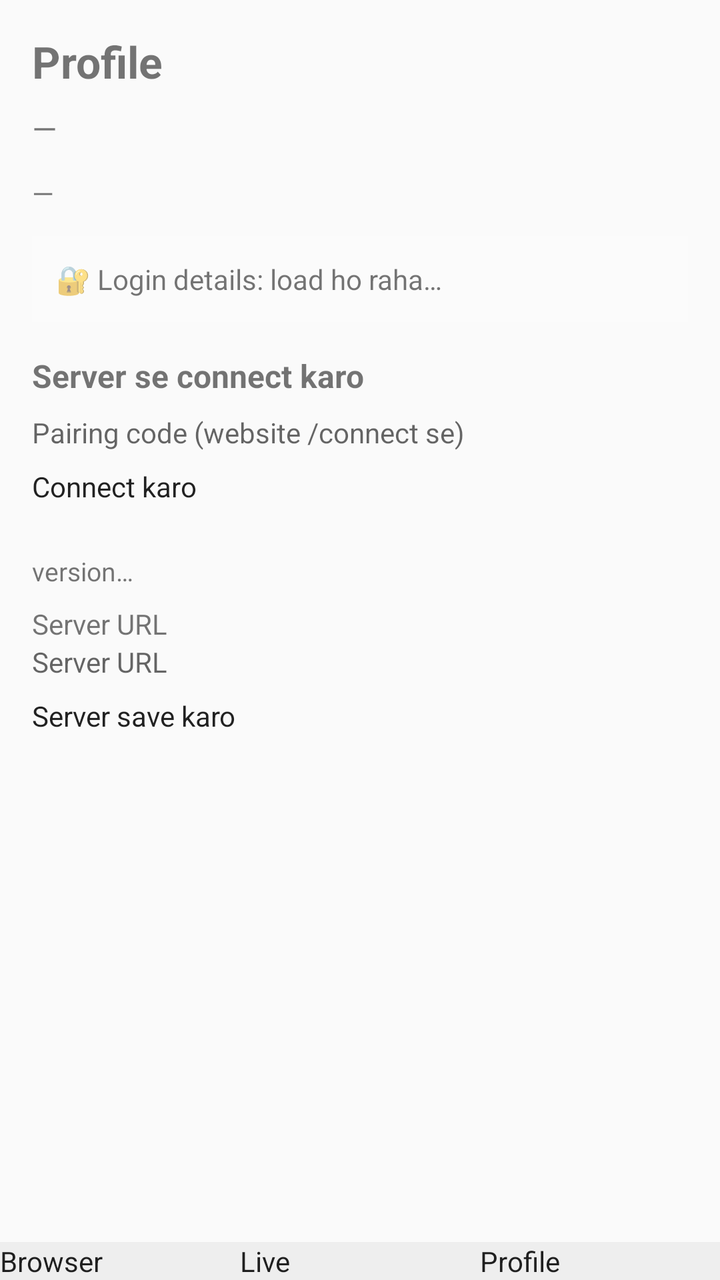
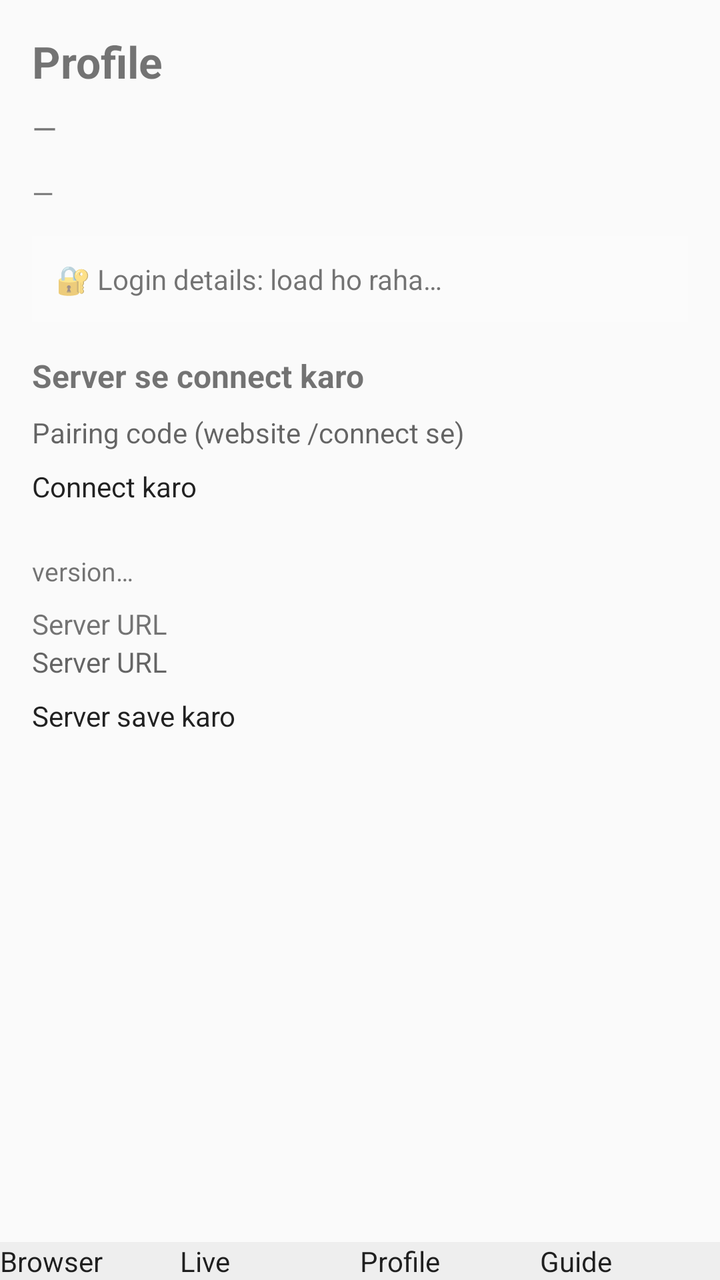

The first picture is an Android layout as it rendered before a commit; the second is the same layout after the commit. The layout source and the unified diff follow.
<!-- AndroidManifest.xml: application theme Theme.WhopClip -->
<!-- res/layout/activity_main.xml -->
<?xml version="1.0" encoding="utf-8"?>
<LinearLayout xmlns:android="http://schemas.android.com/apk/res/android"
    android:layout_width="match_parent"
    android:layout_height="match_parent"
    android:orientation="vertical">

    
    <FrameLayout
        android:layout_width="match_parent"
        android:layout_height="0dp"
        android:layout_weight="1">

        
        <LinearLayout
            android:id="@+id/tabBrowser"
            android:layout_width="match_parent"
            android:layout_height="match_parent"
            android:orientation="vertical"
            android:visibility="gone">

            <LinearLayout
                android:layout_width="match_parent"
                android:layout_height="wrap_content"
                android:orientation="horizontal"
                android:padding="8dp">

                <Button
                    android:id="@+id/browserBackBtn"
                    android:layout_width="wrap_content"
                    android:layout_height="wrap_content"
                    android:text="◀" />

                <Button
                    android:id="@+id/browserFwdBtn"
                    android:layout_width="wrap_content"
                    android:layout_height="wrap_content"
                    android:text="▶" />

                <EditText
                    android:id="@+id/browserUrlBar"
                    android:layout_width="0dp"
                    android:layout_height="wrap_content"
                    android:layout_weight="1"
                    android:hint="Search Google ya URL dalo"
                    android:inputType="textUri"
                    android:imeOptions="actionGo"
                    android:singleLine="true" />

                <Button
                    android:id="@+id/browserGoBtn"
                    android:layout_width="wrap_content"
                    android:layout_height="wrap_content"
                    android:text="Go" />
            </LinearLayout>

            <LinearLayout
                android:layout_width="match_parent"
                android:layout_height="wrap_content"
                android:orientation="horizontal"
                android:paddingLeft="8dp"
                android:paddingRight="8dp">

                <Button
                    android:id="@+id/quickWhopBtn"
                    android:layout_width="0dp"
                    android:layout_height="wrap_content"
                    android:layout_weight="1"
                    android:text="Whop" />

                <Button
                    android:id="@+id/quickIgBtn"
                    android:layout_width="0dp"
                    android:layout_height="wrap_content"
                    android:layout_weight="1"
                    android:text="Instagram" />

                <Button
                    android:id="@+id/saveSessionBtn"
                    android:layout_width="0dp"
                    android:layout_height="wrap_content"
                    android:layout_weight="1"
                    android:text="Session save" />
            </LinearLayout>

            <ProgressBar
                android:id="@+id/browserProgress"
                style="?android:attr/progressBarStyleHorizontal"
                android:layout_width="match_parent"
                android:layout_height="4dp"
                android:visibility="gone" />

            <WebView
                android:id="@+id/browserWebView"
                android:layout_width="match_parent"
                android:layout_height="match_parent" />
        </LinearLayout>

        
        <ScrollView
            android:id="@+id/tabLive"
            android:layout_width="match_parent"
            android:layout_height="match_parent"
            android:visibility="gone">

            <LinearLayout
                android:layout_width="match_parent"
                android:layout_height="wrap_content"
                android:orientation="vertical"
                android:padding="16dp">

                <TextView
                    android:layout_width="wrap_content"
                    android:layout_height="wrap_content"
                    android:text="Live Automation"
                    android:textSize="22sp"
                    android:textStyle="bold" />

                <TextView
                    android:id="@+id/liveStatusText"
                    android:layout_width="wrap_content"
                    android:layout_height="wrap_content"
                    android:layout_marginTop="8dp"
                    android:text="—"
                    android:textSize="15sp" />

                <TextView
                    android:id="@+id/liveJobText"
                    android:layout_width="match_parent"
                    android:layout_height="wrap_content"
                    android:layout_marginTop="12dp"
                    android:text="Koi job nahi chal raha"
                    android:textSize="15sp" />

                <ImageView
                    android:id="@+id/liveFrameImg"
                    android:layout_width="match_parent"
                    android:layout_height="wrap_content"
                    android:layout_marginTop="12dp"
                    android:adjustViewBounds="true"
                    android:contentDescription="Phone ki live screen"
                    android:visibility="gone" />

                <TextView
                    android:layout_width="wrap_content"
                    android:layout_height="wrap_content"
                    android:layout_marginTop="16dp"
                    android:text="History"
                    android:textSize="18sp"
                    android:textStyle="bold" />

                <TextView
                    android:id="@+id/liveHistoryText"
                    android:layout_width="match_parent"
                    android:layout_height="wrap_content"
                    android:layout_marginTop="8dp"
                    android:text="—"
                    android:textSize="14sp" />

                <Button
                    android:id="@+id/liveRefreshBtn"
                    android:layout_width="match_parent"
                    android:layout_height="wrap_content"
                    android:layout_marginTop="16dp"
                    android:text="Refresh" />
            </LinearLayout>
        </ScrollView>

        
        <ScrollView
            android:id="@+id/tabProfile"
            android:layout_width="match_parent"
            android:layout_height="match_parent">

            <LinearLayout
                android:layout_width="match_parent"
                android:layout_height="wrap_content"
                android:orientation="vertical"
                android:padding="16dp">

                <TextView
                    android:layout_width="wrap_content"
                    android:layout_height="wrap_content"
                    android:text="Profile"
                    android:textSize="22sp"
                    android:textStyle="bold" />

                <TextView
                    android:id="@+id/profileConnText"
                    android:layout_width="wrap_content"
                    android:layout_height="wrap_content"
                    android:layout_marginTop="8dp"
                    android:text="—"
                    android:textSize="16sp" />

                <TextView
                    android:id="@+id/profileServerText"
                    android:layout_width="match_parent"
                    android:layout_height="wrap_content"
                    android:layout_marginTop="12dp"
                    android:text="—"
                    android:textSize="14sp" />

                <TextView
                    android:id="@+id/loginDetailsText"
                    android:layout_width="match_parent"
                    android:layout_height="wrap_content"
                    android:layout_marginTop="12dp"
                    android:padding="12dp"
                    android:background="#1AFFFFFF"
                    android:text="🔐 Login details: load ho raha…"
                    android:textSize="14sp"
                    android:clickable="true"
                    android:focusable="true" />

                <LinearLayout
                    android:id="@+id/connectBox"
                    android:layout_width="match_parent"
                    android:layout_height="wrap_content"
                    android:orientation="vertical"
                    android:layout_marginTop="16dp">

                    <TextView
                        android:layout_width="wrap_content"
                        android:layout_height="wrap_content"
                        android:text="Server se connect karo"
                        android:textSize="16sp"
                        android:textStyle="bold" />

                    <EditText
                        android:id="@+id/pairInput"
                        android:layout_width="match_parent"
                        android:layout_height="wrap_content"
                        android:layout_marginTop="8dp"
                        android:hint="Pairing code (website /connect se)"
                        android:inputType="textCapCharacters" />

                    <Button
                        android:id="@+id/pairBtn"
                        android:layout_width="match_parent"
                        android:layout_height="wrap_content"
                        android:layout_marginTop="8dp"
                        android:text="Connect karo" />
                </LinearLayout>

                <LinearLayout
                    android:id="@+id/onlineBox"
                    android:layout_width="match_parent"
                    android:layout_height="wrap_content"
                    android:orientation="vertical"
                    android:layout_marginTop="16dp"
                    android:visibility="gone">

                    <Button
                        android:id="@+id/goOnlineBtn"
                        android:layout_width="match_parent"
                        android:layout_height="wrap_content"
                        android:text="Online jao (automation start)" />

                    <Button
                        android:id="@+id/goOfflineBtn"
                        android:layout_width="match_parent"
                        android:layout_height="wrap_content"
                        android:layout_marginTop="8dp"
                        android:text="Offline jao (automation roko)" />

                    <Button
                        android:id="@+id/disconnectBtn"
                        android:layout_width="match_parent"
                        android:layout_height="wrap_content"
                        android:layout_marginTop="8dp"
                        android:text="Disconnect (unpair)" />
                </LinearLayout>

                <TextView
                    android:id="@+id/versionText"
                    android:layout_width="wrap_content"
                    android:layout_height="wrap_content"
                    android:layout_marginTop="24dp"
                    android:textSize="13sp"
                    android:text="version…" />

                <TextView
                    android:layout_width="wrap_content"
                    android:layout_height="wrap_content"
                    android:layout_marginTop="8dp"
                    android:text="Server URL"
                    android:textSize="14sp" />

                <EditText
                    android:id="@+id/serverInput"
                    android:layout_width="match_parent"
                    android:layout_height="wrap_content"
                    android:hint="Server URL"
                    android:inputType="textUri" />

                <Button
                    android:id="@+id/saveServerBtn"
                    android:layout_width="match_parent"
                    android:layout_height="wrap_content"
                    android:layout_marginTop="8dp"
                    android:text="Server save karo" />
            </LinearLayout>
        </ScrollView>
    </FrameLayout>

    
    <LinearLayout
        android:layout_width="match_parent"
        android:layout_height="wrap_content"
        android:orientation="horizontal"
        android:background="#EEEEEE">

        <Button
            android:id="@+id/tabBtnBrowser"
            android:layout_width="0dp"
            android:layout_height="wrap_content"
            android:layout_weight="1"
            android:text="Browser" />

        <Button
            android:id="@+id/tabBtnLive"
            android:layout_width="0dp"
            android:layout_height="wrap_content"
            android:layout_weight="1"
            android:text="Live" />

        <Button
            android:id="@+id/tabBtnProfile"
            android:layout_width="0dp"
            android:layout_height="wrap_content"
            android:layout_weight="1"
            android:text="Profile" />
    </LinearLayout>
</LinearLayout>
<!-- resources referenced by this layout -->
<resources>
  <style name="Theme.WhopClip" parent="android:Theme.Material.Light.NoActionBar">
          <item name="android:colorPrimary">#6C3CE0</item>
          <item name="android:colorPrimaryDark">#4E2AA8</item>
          <item name="android:colorAccent">#9D7BFF</item>
      </style>
</resources>

<!-- the commit's change to res/layout/activity_main.xml (unified diff, before → after) -->
@@ -301,6 +301,121 @@
                     android:text="Server save karo" />
             </LinearLayout>
         </ScrollView>
+
+        
+        <ScrollView
+            android:id="@+id/tabGuide"
+            android:layout_width="match_parent"
+            android:layout_height="match_parent"
+            android:visibility="gone">
+
+            <LinearLayout
+                android:layout_width="match_parent"
+                android:layout_height="wrap_content"
+                android:orientation="vertical"
+                android:padding="16dp">
+
+                <TextView
+                    android:layout_width="wrap_content"
+                    android:layout_height="wrap_content"
+                    android:text="📖 WhopClip Guide"
+                    android:textSize="22sp"
+                    android:textStyle="bold" />
+
+                <TextView
+                    android:layout_width="wrap_content"
+                    android:layout_height="wrap_content"
+                    android:layout_marginTop="12dp"
+                    android:text="1️⃣ Pehli baar Setup (Pairing)"
+                    android:textSize="18sp"
+                    android:textStyle="bold" />
+                <TextView
+                    android:layout_width="wrap_content"
+                    android:layout_height="wrap_content"
+                    android:layout_marginTop="4dp"
+                    android:text="• Profile tab me jao&#10;• Website se pairing code lo&#10;• Code yahan dalo aur Pair dabao&#10;• Pair hote hi phone server se jud jayega"
+                    android:textSize="15sp" />
+
+                <TextView
+                    android:layout_width="wrap_content"
+                    android:layout_height="wrap_content"
+                    android:layout_marginTop="12dp"
+                    android:text="2️⃣ Login karo (Browser tab)"
+                    android:textSize="18sp"
+                    android:textStyle="bold" />
+                <TextView
+                    android:layout_width="wrap_content"
+                    android:layout_height="wrap_content"
+                    android:layout_marginTop="4dp"
+                    android:text="• Browser tab kholo&#10;• Whop me login karo&#10;• Instagram me login karo&#10;• Login apne aap save ho jayega — dobara nahi karna padega"
+                    android:textSize="15sp" />
+
+                <TextView
+                    android:layout_width="wrap_content"
+                    android:layout_height="wrap_content"
+                    android:layout_marginTop="12dp"
+                    android:text="3️⃣ Online jao"
+                    android:textSize="18sp"
+                    android:textStyle="bold" />
+                <TextView
+                    android:layout_width="wrap_content"
+                    android:layout_height="wrap_content"
+                    android:layout_marginTop="4dp"
+                    android:text="• Profile tab me ONLINE button dabao&#10;• &quot;Online ✓&quot; dikhega = kaam shuru&#10;• Ab phone har 15 min me server se kaam lega&#10;• Offline daboge to kaam ruk jayega"
+                    android:textSize="15sp" />
+
+                <TextView
+                    android:layout_width="wrap_content"
+                    android:layout_height="wrap_content"
+                    android:layout_marginTop="12dp"
+                    android:text="4️⃣ Job kaise chalti hai"
+                    android:textSize="18sp"
+                    android:textStyle="bold" />
+                <TextView
+                    android:layout_width="wrap_content"
+                    android:layout_height="wrap_content"
+                    android:layout_marginTop="4dp"
+                    android:text="• Jab kaam aayega, phone khud utha lega&#10;• Instagram post ke liye APP KO KHULA RAKHO&#10;• App screen par dikhna chahiye (foreground)&#10;• App band/minimize karoge to upload ruk jayega&#10;• Kaam khatam hote hi phone apne aap agli job lega"
+                    android:textSize="15sp" />
+
+                <TextView
+                    android:layout_width="wrap_content"
+                    android:layout_height="wrap_content"
+                    android:layout_marginTop="12dp"
+                    android:text="5️⃣ Live tab kya dikhata hai"
+                    android:textSize="18sp"
+                    android:textStyle="bold" />
+                <TextView
+                    android:layout_width="wrap_content"
+                    android:layout_height="wrap_content"
+                    android:layout_marginTop="4dp"
+                    android:text="• Abhi kaun si job chal rahi hai&#10;• Kaun sa step chal raha hai&#10;• Pehle ki jobs ka hisaab (history)"
+                    android:textSize="15sp" />
+
+                <TextView
+                    android:layout_width="wrap_content"
+                    android:layout_height="wrap_content"
+                    android:layout_marginTop="12dp"
+                    android:text="⚠️ Problem aaye to"
+                    android:textSize="18sp"
+                    android:textStyle="bold" />
+                <TextView
+                    android:layout_width="wrap_content"
+                    android:layout_height="wrap_content"
+                    android:layout_marginTop="4dp"
+                    android:text="• Kaam nahi aa raha → App kholo, Profile me ONLINE dabao&#10;• Job atak gayi → App ko foreground me lao (screen par rakho)&#10;• Login expire → Browser tab me dobara login karo&#10;• Battery saver ON hai to OFF karo — nahi to background kaam ruk jayega"
+                    android:textSize="15sp" />
+
+                <TextView
+                    android:layout_width="wrap_content"
+                    android:layout_height="wrap_content"
+                    android:layout_marginTop="16dp"
+                    android:layout_marginBottom="16dp"
+                    android:text="💡 Yaad rakho: App khula + Online = paisa banega. App band = kaam band."
+                    android:textSize="15sp"
+                    android:textStyle="bold" />
+            </LinearLayout>
+        </ScrollView>
     </FrameLayout>
 
     
@@ -330,5 +445,12 @@
             android:layout_height="wrap_content"
             android:layout_weight="1"
             android:text="Profile" />
+
+        <Button
+            android:id="@+id/tabBtnGuide"
+            android:layout_width="0dp"
+            android:layout_height="wrap_content"
+            android:layout_weight="1"
+            android:text="Guide" />
     </LinearLayout>
 </LinearLayout>
